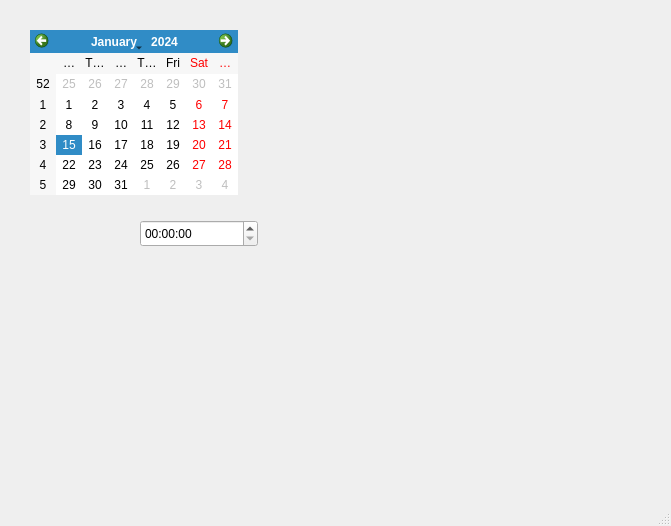
Before: the Qt Designer form src/gui/ui/mainwindow.ui in flexoid/QRtcAlarm, drawn with Qt 5.
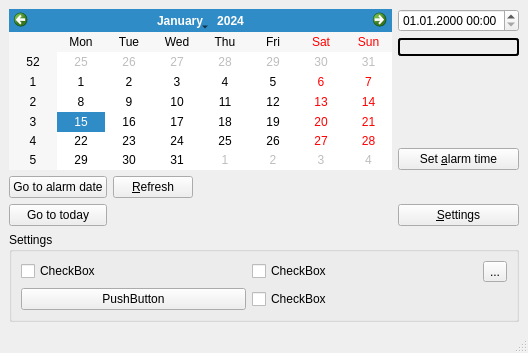
After: the same form once the commit is applied. Custom widgets are drawn as their Qt base class.

Commit message: Added something resembling a graphical interface Updated ru_RU translation Added some useful methods in MainWindow

Patch:
```diff
--- a/src/gui/ui/mainwindow.ui
+++ b/src/gui/ui/mainwindow.ui
@@ -2,38 +2,206 @@
 <ui version="4.0">
  <class>MainWindow</class>
  <widget class="QMainWindow" name="MainWindow">
+  <property name="enabled">
+   <bool>true</bool>
+  </property>
   <property name="geometry">
    <rect>
     <x>0</x>
     <y>0</y>
-    <width>671</width>
-    <height>526</height>
+    <width>528</width>
+    <height>353</height>
    </rect>
   </property>
+  <property name="sizePolicy">
+   <sizepolicy hsizetype="Preferred" vsizetype="Preferred">
+    <horstretch>0</horstretch>
+    <verstretch>0</verstretch>
+   </sizepolicy>
+  </property>
   <property name="windowTitle">
    <string notr="true">QRtcAlarm</string>
   </property>
+  <property name="styleSheet">
+   <string notr="true"/>
+  </property>
+  <property name="iconSize">
+   <size>
+    <width>22</width>
+    <height>22</height>
+   </size>
+  </property>
+  <property name="toolButtonStyle">
+   <enum>Qt::ToolButtonIconOnly</enum>
+  </property>
+  <property name="unifiedTitleAndToolBarOnMac">
+   <bool>false</bool>
+  </property>
   <widget class="QWidget" name="centralwidget">
-   <widget class="RtcCalendarWidget" name="calendarWidget">
-    <property name="geometry">
-     <rect>
-      <x>30</x>
-      <y>30</y>
-      <width>208</width>
-      <height>165</height>
-     </rect>
-    </property>
-   </widget>
-   <widget class="QTimeEdit" name="timeEdit">
-    <property name="geometry">
-     <rect>
-      <x>140</x>
-      <y>220</y>
-      <width>118</width>
-      <height>27</height>
-     </rect>
-    </property>
-   </widget>
+   <property name="sizePolicy">
+    <sizepolicy hsizetype="Minimum" vsizetype="Minimum">
+     <horstretch>0</horstretch>
+     <verstretch>0</verstretch>
+    </sizepolicy>
+   </property>
+   <layout class="QVBoxLayout" name="verticalLayout">
+    <item>
+     <layout class="QGridLayout" name="gridLayout">
+      <item row="0" column="3">
+       <widget class="QDateTimeEdit" name="dateTimeEdit">
+        <property name="currentSection">
+         <enum>QDateTimeEdit::DaySection</enum>
+        </property>
+        <property name="displayFormat">
+         <string>dd.MM.yyyy HH:mm</string>
+        </property>
+        <property name="calendarPopup">
+         <bool>false</bool>
+        </property>
+       </widget>
+      </item>
+      <item row="1" column="3">
+       <widget class="QLabel" name="stateLabel">
+        <property name="styleSheet">
+         <string notr="true">QLabel {
+	border: 2px solid;
+	border-radius: 3px;
+}</string>
+        </property>
+        <property name="text">
+         <string/>
+        </property>
+        <property name="alignment">
+         <set>Qt::AlignCenter</set>
+        </property>
+       </widget>
+      </item>
+      <item row="0" column="0" rowspan="4" colspan="3">
+       <widget class="RtcCalendarWidget" name="calendarWidget"/>
+      </item>
+      <item row="4" column="0">
+       <widget class="QPushButton" name="goToAlarmButton">
+        <property name="text">
+         <string>Go to alarm date</string>
+        </property>
+       </widget>
+      </item>
+      <item row="2" column="3">
+       <spacer name="verticalSpacer">
+        <property name="orientation">
+         <enum>Qt::Vertical</enum>
+        </property>
+        <property name="sizeHint" stdset="0">
+         <size>
+          <width>20</width>
+          <height>40</height>
+         </size>
+        </property>
+       </spacer>
+      </item>
+      <item row="5" column="0">
+       <widget class="QPushButton" name="goToTodayButton">
+        <property name="text">
+         <string>Go to today</string>
+        </property>
+       </widget>
+      </item>
+      <item row="4" column="1">
+       <widget class="QPushButton" name="refreshButton">
+        <property name="styleSheet">
+         <string notr="true"/>
+        </property>
+        <property name="text">
+         <string>&amp;Refresh</string>
+        </property>
+        <property name="default">
+         <bool>false</bool>
+        </property>
+       </widget>
+      </item>
+      <item row="5" column="3">
+       <widget class="QPushButton" name="settingsButton">
+        <property name="text">
+         <string>&amp;Settings</string>
+        </property>
+        <property name="checkable">
+         <bool>true</bool>
+        </property>
+       </widget>
+      </item>
+      <item row="4" column="2" rowspan="2">
+       <spacer name="horizontalSpacer">
+        <property name="orientation">
+         <enum>Qt::Horizontal</enum>
+        </property>
+        <property name="sizeHint" stdset="0">
+         <size>
+          <width>40</width>
+          <height>20</height>
+         </size>
+        </property>
+       </spacer>
+      </item>
+      <item row="3" column="3">
+       <widget class="QPushButton" name="setAlarmTimeButton">
+        <property name="text">
+         <string>Set &amp;alarm time</string>
+        </property>
+       </widget>
+      </item>
+     </layout>
+    </item>
+    <item>
+     <widget class="QGroupBox" name="settingsBox">
+      <property name="title">
+       <string>Settings</string>
+      </property>
+      <property name="flat">
+       <bool>false</bool>
+      </property>
+      <property name="checkable">
+       <bool>false</bool>
+      </property>
+      <layout class="QGridLayout" name="gridLayout_2">
+       <item row="0" column="0">
+        <widget class="QCheckBox" name="checkBox">
+         <property name="text">
+          <string>CheckBox</string>
+         </property>
+        </widget>
+       </item>
+       <item row="0" column="1">
+        <widget class="QCheckBox" name="checkBox_2">
+         <property name="text">
+          <string>CheckBox</string>
+         </property>
+        </widget>
+       </item>
+       <item row="0" column="2">
+        <widget class="QToolButton" name="toolButton">
+         <property name="text">
+          <string>...</string>
+         </property>
+        </widget>
+       </item>
+       <item row="1" column="0">
+        <widget class="QPushButton" name="pushButton_4">
+         <property name="text">
+          <string>PushButton</string>
+         </property>
+        </widget>
+       </item>
+       <item row="1" column="1">
+        <widget class="QCheckBox" name="checkBox_3">
+         <property name="text">
+          <string>CheckBox</string>
+         </property>
+        </widget>
+       </item>
+      </layout>
+     </widget>
+    </item>
+   </layout>
   </widget>
   <widget class="QMenuBar" name="menubar">
    <property name="geometry">
```
Left out of the diff: 12 changed lines with no effect on the pictures. The commit also changes 3 other files.
